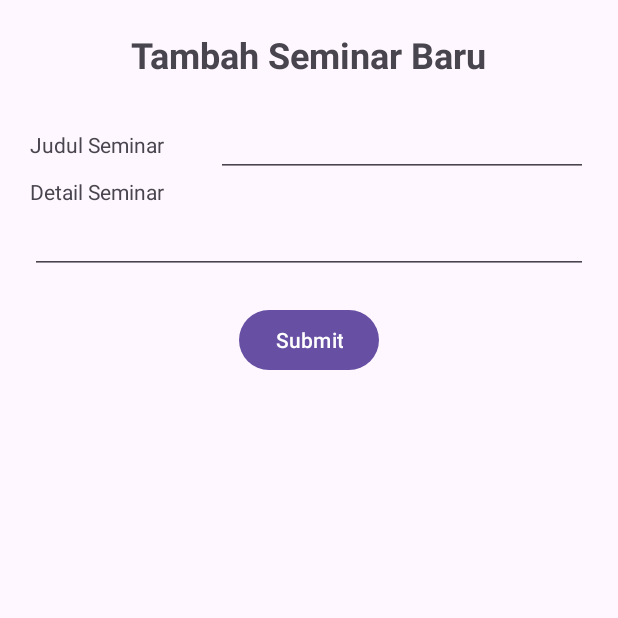
After one commit to strl3n/Health-For-You, an Android app: the SeminarAddFragment screen opened through its navigation route, on a phone screen of 412 x 824 dp, the top half of it. The commit adds this screen. Run offline under Robolectric (Android 15) with nearby library versions, the phone set to English and light mode, and no system bars.

Commit message:
Added List, Add, Detail Seminar

```diff
--- a/app/src/main/AndroidManifest.xml
+++ b/app/src/main/AndroidManifest.xml
@@ -12,6 +12,9 @@
         android:supportsRtl="true"
         android:theme="@style/Base.Theme.HealthForYou"
         tools:targetApi="31">
+        <activity
+            android:name=".SeminarActivity"
+            android:exported="false" />
         <activity
             android:name=".RegisterActivity"
             android:exported="false" />
--- a/app/src/main/java/com/istts/healthforyou/MainFragment.kt
+++ b/app/src/main/java/com/istts/healthforyou/MainFragment.kt
@@ -30,7 +30,7 @@ class MainFragment : Fragment() {
         }
 
         binding.btnSeminarKesehatan.setOnClickListener(){
-            Toast.makeText(requireContext(), "Seminar Kesehatan", Toast.LENGTH_SHORT).show()
+            findNavController().navigate(R.id.action_mainFragment_to_seminarListFragment)
         }
 
         binding.btnKonsultasi.setOnClickListener(){
--- /dev/null
+++ b/app/src/main/java/com/istts/healthforyou/SeminarActivity.kt
@@ -0,0 +1,19 @@
+package com.istts.healthforyou
+
+import android.os.Bundle
+import androidx.activity.enableEdgeToEdge
+import androidx.appcompat.app.AppCompatActivity
+import androidx.core.view.ViewCompat
+import androidx.core.view.WindowInsetsCompat
+import androidx.navigation.NavController
+import androidx.navigation.fragment.NavHostFragment
+
+class SeminarActivity : AppCompatActivity() {
+    private lateinit var navController: NavController
+    override fun onCreate(savedInstanceState: Bundle?) {
+        super.onCreate(savedInstanceState)
+        setContentView(R.layout.activity_seminar)
+        val navHostFragment = supportFragmentManager.findFragmentById(R.id.view_seminar_fragment) as NavHostFragment
+        navController = navHostFragment.navController
+    }
+}
--- /dev/null
+++ b/app/src/main/java/com/istts/healthforyou/SeminarAddFragment.kt
@@ -0,0 +1,59 @@
+package com.istts.healthforyou
+
+import android.os.Bundle
+import androidx.fragment.app.Fragment
+import android.view.LayoutInflater
+import android.view.View
+import android.view.ViewGroup
+
+// TODO: Rename parameter arguments, choose names that match
+// the fragment initialization parameters, e.g. ARG_ITEM_NUMBER
+private const val ARG_PARAM1 = "param1"
+private const val ARG_PARAM2 = "param2"
+
+/**
+ * A simple [Fragment] subclass.
+ * Use the [SeminarAddFragment.newInstance] factory method to
+ * create an instance of this fragment.
+ */
+class SeminarAddFragment : Fragment() {
+    // TODO: Rename and change types of parameters
+    private var param1: String? = null
+    private var param2: String? = null
+
+    override fun onCreate(savedInstanceState: Bundle?) {
+        super.onCreate(savedInstanceState)
+        arguments?.let {
+            param1 = it.getString(ARG_PARAM1)
+            param2 = it.getString(ARG_PARAM2)
+        }
+    }
+
+    override fun onCreateView(
+        inflater: LayoutInflater, container: ViewGroup?,
+        savedInstanceState: Bundle?
+    ): View? {
+        // Inflate the layout for this fragment
+        return inflater.inflate(R.layout.fragment_seminar_add, container, false)
+    }
+
+    companion object {
+        /**
+         * Use this factory method to create a new instance of
+         * this fragment using the provided parameters.
+         *
+         * @param param1 Parameter 1.
+         * @param param2 Parameter 2.
+         * @return A new instance of fragment SeminarAddFragment.
+         */
+        // TODO: Rename and change types and number of parameters
+        @JvmStatic
+        fun newInstance(param1: String, param2: String) =
+            SeminarAddFragment().apply {
+                arguments = Bundle().apply {
+                    putString(ARG_PARAM1, param1)
+                    putString(ARG_PARAM2, param2)
+                }
+            }
+    }
+}
--- /dev/null
+++ b/app/src/main/java/com/istts/healthforyou/SeminarListFragment.kt
@@ -0,0 +1,27 @@
+package com.istts.healthforyou
+
+import android.os.Bundle
+import androidx.fragment.app.Fragment
+import android.view.LayoutInflater
+import android.view.View
+import android.view.ViewGroup
+import android.widget.Toast
+import androidx.navigation.fragment.findNavController
+import com.istts.healthforyou.databinding.FragmentMainBinding
+import com.istts.healthforyou.databinding.FragmentSeminarListBinding
+
+class SeminarListFragment : Fragment() {
+    private lateinit var binding: FragmentSeminarListBinding
+    override fun onCreateView(
+        inflater: LayoutInflater, container: ViewGroup?,
+        savedInstanceState: Bundle?
+    ): View? {
+        binding = FragmentSeminarListBinding.inflate(inflater, container, false)
+
+        binding.btnAddSeminar.setOnClickListener(){
+            findNavController().navigate(R.id.action_seminarListFragment2_to_seminarAddFragment)
+        }
+
+        return binding.root
+    }
+}
--- /dev/null
+++ b/app/src/main/res/layout/activity_seminar.xml
@@ -0,0 +1,17 @@
+<?xml version="1.0" encoding="utf-8"?>
+<androidx.constraintlayout.widget.ConstraintLayout xmlns:android="http://schemas.android.com/apk/res/android"
+    xmlns:app="http://schemas.android.com/apk/res-auto"
+    xmlns:tools="http://schemas.android.com/tools"
+    android:id="@+id/main"
+    android:layout_width="match_parent"
+    android:layout_height="match_parent"
+    tools:context=".SeminarActivity">
+
+    <androidx.fragment.app.FragmentContainerView
+        android:id="@+id/view_seminar_fragment"
+        android:name="androidx.navigation.fragment.NavHostFragment"
+        android:layout_width="match_parent"
+        android:layout_height="match_parent"
+        app:defaultNavHost="true"
+        app:navGraph="@navigation/navigation_seminar" />
+</androidx.constraintlayout.widget.ConstraintLayout>
--- /dev/null
+++ b/app/src/main/res/layout/fragment_seminar_add.xml
@@ -0,0 +1,76 @@
+<?xml version="1.0" encoding="utf-8"?>
+<LinearLayout xmlns:android="http://schemas.android.com/apk/res/android"
+    xmlns:tools="http://schemas.android.com/tools"
+    android:layout_width="match_parent"
+    android:layout_height="match_parent"
+    android:orientation="vertical"
+    tools:context=".SeminarAddFragment">
+
+    <!-- TODO: Update blank fragment layout -->
+    <TextView
+        android:layout_width="wrap_content"
+        android:layout_height="wrap_content"
+        android:layout_gravity="center"
+        android:layout_marginTop="20dp"
+        android:text="Tambah Seminar Baru"
+        android:textSize="24sp"
+        android:textStyle="bold" />
+
+    <LinearLayout
+        android:layout_width="match_parent"
+        android:layout_height="wrap_content"
+        android:layout_marginLeft="20dp"
+        android:layout_marginTop="20dp"
+        android:layout_marginRight="20dp"
+        android:orientation="horizontal">
+
+        <TextView
+            android:id="@+id/textView3"
+            android:layout_width="wrap_content"
+            android:layout_height="wrap_content"
+            android:layout_weight="1"
+            android:text="Judul Seminar" />
+
+        <EditText
+            android:id="@+id/editTextText"
+            android:layout_width="wrap_content"
+            android:layout_height="wrap_content"
+            android:layout_weight="1"
+            android:ems="10"
+            android:inputType="text" />
+    </LinearLayout>
+
+    <LinearLayout
+        android:layout_width="match_parent"
+        android:layout_height="wrap_content"
+        android:layout_marginLeft="20dp"
+        android:layout_marginRight="20dp"
+        android:orientation="vertical">
+
+        <TextView
+            android:id="@+id/textView4"
+            android:layout_width="wrap_content"
+            android:layout_height="wrap_content"
+            android:layout_weight="1"
+            android:text="Detail Seminar" />
+
+        <EditText
+            android:id="@+id/editTextTextMultiLine"
+            android:layout_width="match_parent"
+            android:layout_height="match_parent"
+            android:layout_weight="1"
+            android:ems="10"
+            android:gravity="start|top"
+            android:inputType="textMultiLine" />
+
+    </LinearLayout>
+
+    <Button
+        android:id="@+id/button2"
+        android:layout_width="wrap_content"
+        android:layout_height="wrap_content"
+        android:layout_gravity="bottom|center"
+        android:layout_marginTop="20dp"
+        android:text="Submit" />
+
+</LinearLayout>
--- /dev/null
+++ b/app/src/main/res/navigation/navigation_seminar.xml
@@ -0,0 +1,30 @@
+<?xml version="1.0" encoding="utf-8"?>
+<navigation xmlns:android="http://schemas.android.com/apk/res/android"
+             xmlns:app="http://schemas.android.com/apk/res-auto"
+    xmlns:tools="http://schemas.android.com/tools"
+    android:id="@+id/navigation_seminar"
+    app:startDestination="@id/seminarListFragment2">
+
+    <fragment
+        android:id="@+id/seminarAddFragment"
+        android:name="com.istts.healthforyou.SeminarAddFragment"
+        android:label="fragment_seminar_add"
+        tools:layout="@layout/fragment_seminar_add" />
+    <fragment
+        android:id="@+id/seminarDetailFragment"
+        android:name="com.istts.healthforyou.SeminarDetailFragment"
+        android:label="fragment_seminar_detail"
+        tools:layout="@layout/fragment_seminar_detail" />
+    <fragment
+        android:id="@+id/seminarListFragment2"
+        android:name="com.istts.healthforyou.SeminarListFragment"
+        android:label="fragment_seminar_list"
+        tools:layout="@layout/fragment_seminar_list" >
+        <action
+            android:id="@+id/action_seminarListFragment2_to_seminarAddFragment"
+            app:destination="@id/seminarAddFragment" />
+        <action
+            android:id="@+id/action_seminarListFragment2_to_seminarDetailFragment"
+            app:destination="@id/seminarDetailFragment" />
+    </fragment>
+</navigation>
```
Also changed, not shown: app/src/main/java/com/istts/healthforyou/SeminarDetailFragment.kt (added, +59 -0 lines), app/src/main/res/layout/fragment_seminar_detail.xml (added, +44 -0 lines), app/src/main/res/layout/fragment_seminar_list.xml (added, +34 -0 lines), app/src/main/res/navigation/navigation_main_menu.xml (+8 -0 lines), app/src/main/res/layout/fragment_profile.xml (line endings or trailing spaces).
